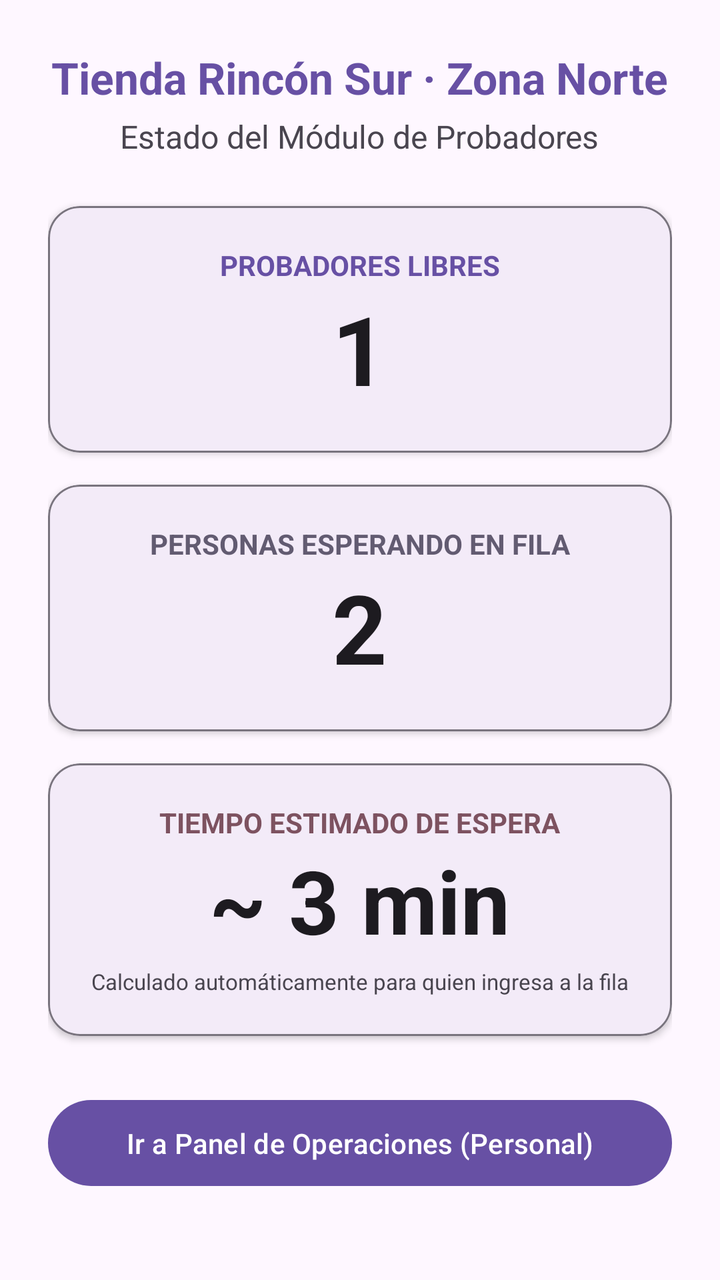
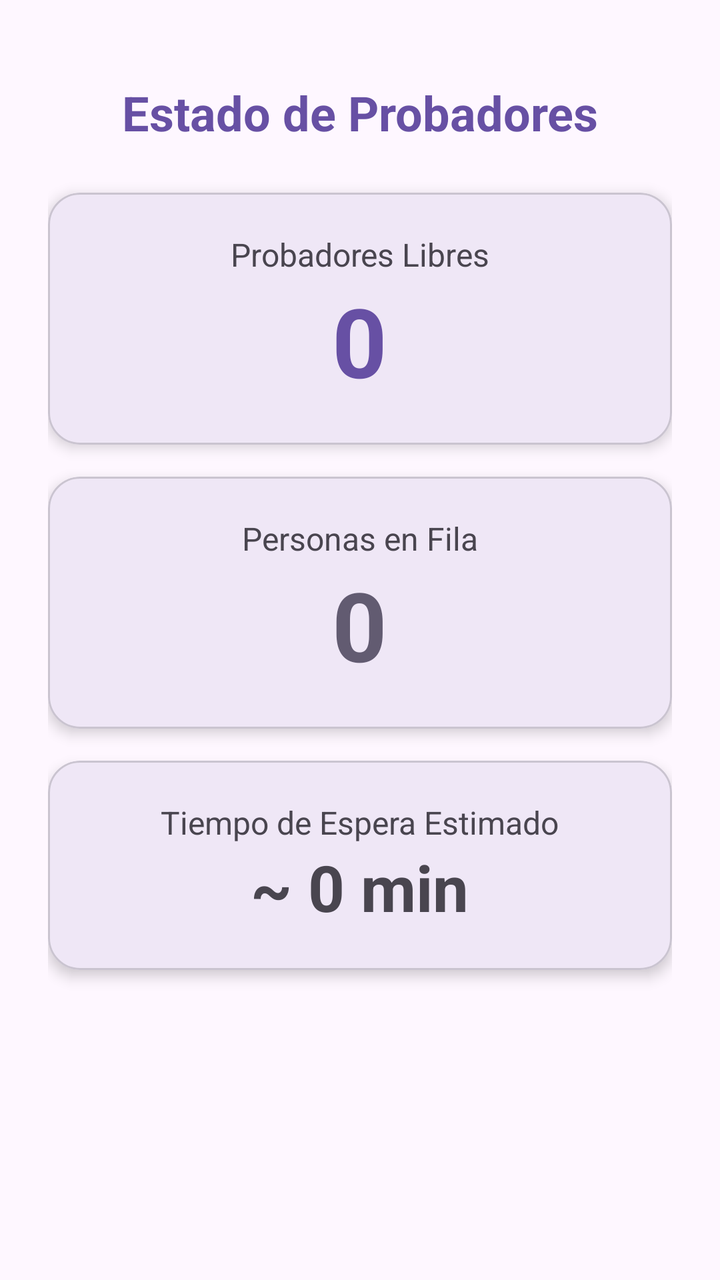

An Android layout rendered at two revisions. The XML below is the earlier revision; the diff shows what the commit changed to produce the second picture.
<!-- AndroidManifest.xml: application theme Theme.RinconSurProbadores -->
<!-- res/layout/fragment_first.xml -->
<?xml version="1.0" encoding="utf-8"?>
<LinearLayout xmlns:android="http://schemas.android.com/apk/res/android"
    xmlns:app="http://schemas.android.com/apk/res-auto"
    android:layout_width="match_parent"
    android:layout_height="match_parent"
    android:orientation="vertical"
    android:padding="24dp"
    android:gravity="center_horizontal"
    android:background="?attr/colorSurface">

    
    <TextView
        android:layout_width="wrap_content"
        android:layout_height="wrap_content"
        android:text="Tienda Rincón Sur · Zona Norte"
        android:textSize="22sp"
        android:textStyle="bold"
        android:textColor="?attr/colorPrimary" />

    <TextView
        android:layout_width="wrap_content"
        android:layout_height="wrap_content"
        android:layout_marginTop="4dp"
        android:text="Estado del Módulo de Probadores"
        android:textSize="16sp"
        android:textColor="?attr/colorOnSurfaceVariant" />

    
    <com.google.android.material.card.MaterialCardView
        android:layout_width="match_parent"
        android:layout_height="wrap_content"
        android:layout_marginTop="24dp"
        app:cardCornerRadius="16dp"
        app:cardElevation="2dp"
        app:strokeWidth="1dp"
        app:strokeColor="?attr/colorOutline">

        <LinearLayout
            android:layout_width="match_parent"
            android:layout_height="wrap_content"
            android:orientation="vertical"
            android:padding="20dp"
            android:gravity="center">

            <TextView
                android:layout_width="wrap_content"
                android:layout_height="wrap_content"
                android:text="PROBADORES LIBRES"
                android:textSize="14sp"
                android:textStyle="bold"
                android:textColor="?attr/colorPrimary" />

            <TextView
                android:id="@+id/tvProbadoresLibres"
                android:layout_width="wrap_content"
                android:layout_height="wrap_content"
                android:text="1"
                android:textSize="48sp"
                android:textStyle="bold"
                android:textColor="?attr/colorOnSurface" />
        </LinearLayout>
    </com.google.android.material.card.MaterialCardView>

    
    <com.google.android.material.card.MaterialCardView
        android:layout_width="match_parent"
        android:layout_height="wrap_content"
        android:layout_marginTop="16dp"
        app:cardCornerRadius="16dp"
        app:cardElevation="2dp"
        app:strokeWidth="1dp"
        app:strokeColor="?attr/colorOutline">

        <LinearLayout
            android:layout_width="match_parent"
            android:layout_height="wrap_content"
            android:orientation="vertical"
            android:padding="20dp"
            android:gravity="center">

            <TextView
                android:layout_width="wrap_content"
                android:layout_height="wrap_content"
                android:text="PERSONAS ESPERANDO EN FILA"
                android:textSize="14sp"
                android:textStyle="bold"
                android:textColor="?attr/colorSecondary" />

            <TextView
                android:id="@+id/tvPersonasFila"
                android:layout_width="wrap_content"
                android:layout_height="wrap_content"
                android:text="2"
                android:textSize="48sp"
                android:textStyle="bold"
                android:textColor="?attr/colorOnSurface" />
        </LinearLayout>
    </com.google.android.material.card.MaterialCardView>

    
    <com.google.android.material.card.MaterialCardView
        android:layout_width="match_parent"
        android:layout_height="wrap_content"
        android:layout_marginTop="16dp"
        app:cardCornerRadius="16dp"
        app:cardElevation="2dp"
        app:strokeWidth="1dp"
        app:strokeColor="?attr/colorOutline">

        <LinearLayout
            android:layout_width="match_parent"
            android:layout_height="wrap_content"
            android:orientation="vertical"
            android:padding="20dp"
            android:gravity="center">

            <TextView
                android:layout_width="wrap_content"
                android:layout_height="wrap_content"
                android:text="TIEMPO ESTIMADO DE ESPERA"
                android:textSize="14sp"
                android:textStyle="bold"
                android:textColor="?attr/colorTertiary" />

            <TextView
                android:id="@+id/tvTiempoEspera"
                android:layout_width="wrap_content"
                android:layout_height="wrap_content"
                android:text="~ 3 min"
                android:textSize="44sp"
                android:textStyle="bold"
                android:textColor="?attr/colorOnSurface" />

            <TextView
                android:layout_width="wrap_content"
                android:layout_height="wrap_content"
                android:layout_marginTop="4dp"
                android:text="Calculado automáticamente para quien ingresa a la fila"
                android:textSize="11sp"
                android:textColor="?attr/colorOnSurfaceVariant" />
        </LinearLayout>
    </com.google.android.material.card.MaterialCardView>

    
    <Button
        android:id="@+id/buttonFirst"
        android:layout_width="match_parent"
        android:layout_height="wrap_content"
        android:layout_marginTop="28dp"
        android:text="Ir a Panel de Operaciones (Personal)"
        android:padding="12dp" />

</LinearLayout>
<!-- resources referenced by this layout -->
<resources>
  <style name="Theme.RinconSurProbadores" parent="Base.Theme.RinconSurProbadores" />
  <style name="Base.Theme.RinconSurProbadores" parent="Theme.Material3.DayNight.NoActionBar">
          
          
      </style>
</resources>

<!-- the commit's change to res/layout/fragment_first.xml (unified diff, before → after) -->
@@ -1,39 +1,37 @@
 <?xml version="1.0" encoding="utf-8"?>
-<LinearLayout xmlns:android="http://schemas.android.com/apk/res/android"
+<androidx.constraintlayout.widget.ConstraintLayout xmlns:android="http://schemas.android.com/apk/res/android"
     xmlns:app="http://schemas.android.com/apk/res-auto"
+    xmlns:tools="http://schemas.android.com/tools"
     android:layout_width="match_parent"
     android:layout_height="match_parent"
-    android:orientation="vertical"
     android:padding="24dp"
-    android:gravity="center_horizontal"
-    android:background="?attr/colorSurface">
+    tools:context=".ui.cliente.FirstFragment">
 
     
     <TextView
+        android:id="@+id/tvTituloCliente"
         android:layout_width="wrap_content"
         android:layout_height="wrap_content"
-        android:text="Tienda Rincón Sur · Zona Norte"
-        android:textSize="22sp"
+        android:text="Estado de Probadores"
+        android:textSize="24sp"
         android:textStyle="bold"
-        android:textColor="?attr/colorPrimary" />
-
-    <TextView
-        android:layout_width="wrap_content"
-        android:layout_height="wrap_content"
-        android:layout_marginTop="4dp"
-        android:text="Estado del Módulo de Probadores"
-        android:textSize="16sp"
-        android:textColor="?attr/colorOnSurfaceVariant" />
+        android:textColor="?attr/colorPrimary"
+        app:layout_constraintTop_toTopOf="parent"
+        app:layout_constraintStart_toStartOf="parent"
+        app:layout_constraintEnd_toEndOf="parent"
+        android:layout_marginTop="16dp" />
 
     
     <com.google.android.material.card.MaterialCardView
-        android:layout_width="match_parent"
+        android:id="@+id/cardProbadores"
+        android:layout_width="0dp"
         android:layout_height="wrap_content"
         android:layout_marginTop="24dp"
         app:cardCornerRadius="16dp"
-        app:cardElevation="2dp"
-        app:strokeWidth="1dp"
-        app:strokeColor="?attr/colorOutline">
+        app:cardElevation="4dp"
+        app:layout_constraintTop_toBottomOf="@id/tvTituloCliente"
+        app:layout_constraintStart_toStartOf="parent"
+        app:layout_constraintEnd_toEndOf="parent">
 
         <LinearLayout
             android:layout_width="match_parent"
@@ -45,31 +43,32 @@
             <TextView
                 android:layout_width="wrap_content"
                 android:layout_height="wrap_content"
-                android:text="PROBADORES LIBRES"
-                android:textSize="14sp"
-                android:textStyle="bold"
-                android:textColor="?attr/colorPrimary" />
+                android:text="Probadores Libres"
+                android:textSize="16sp"
+                android:textColor="?attr/colorOnSurfaceVariant" />
 
             <TextView
                 android:id="@+id/tvProbadoresLibres"
                 android:layout_width="wrap_content"
                 android:layout_height="wrap_content"
-                android:text="1"
+                android:text="0"
                 android:textSize="48sp"
                 android:textStyle="bold"
-                android:textColor="?attr/colorOnSurface" />
+                android:textColor="?attr/colorPrimary" />
         </LinearLayout>
     </com.google.android.material.card.MaterialCardView>
 
     
     <com.google.android.material.card.MaterialCardView
-        android:layout_width="match_parent"
+        android:id="@+id/cardFila"
+        android:layout_width="0dp"
         android:layout_height="wrap_content"
         android:layout_marginTop="16dp"
         app:cardCornerRadius="16dp"
-        app:cardElevation="2dp"
-        app:strokeWidth="1dp"
-        app:strokeColor="?attr/colorOutline">
+        app:cardElevation="4dp"
+        app:layout_constraintTop_toBottomOf="@id/cardProbadores"
+        app:layout_constraintStart_toStartOf="parent"
+        app:layout_constraintEnd_toEndOf="parent">
 
         <LinearLayout
             android:layout_width="match_parent"
@@ -81,31 +80,32 @@
             <TextView
                 android:layout_width="wrap_content"
                 android:layout_height="wrap_content"
-                android:text="PERSONAS ESPERANDO EN FILA"
-                android:textSize="14sp"
-                android:textStyle="bold"
-                android:textColor="?attr/colorSecondary" />
+                android:text="Personas en Fila"
+                android:textSize="16sp"
+                android:textColor="?attr/colorOnSurfaceVariant" />
 
             <TextView
                 android:id="@+id/tvPersonasFila"
                 android:layout_width="wrap_content"
                 android:layout_height="wrap_content"
-                android:text="2"
+                android:text="0"
                 android:textSize="48sp"
                 android:textStyle="bold"
-                android:textColor="?attr/colorOnSurface" />
+                android:textColor="?attr/colorSecondary" />
         </LinearLayout>
     </com.google.android.material.card.MaterialCardView>
 
     
     <com.google.android.material.card.MaterialCardView
-        android:layout_width="match_parent"
+        android:id="@+id/cardTiempo"
+        android:layout_width="0dp"
         android:layout_height="wrap_content"
         android:layout_marginTop="16dp"
         app:cardCornerRadius="16dp"
-        app:cardElevation="2dp"
-        app:strokeWidth="1dp"
-        app:strokeColor="?attr/colorOutline">
+        app:cardElevation="4dp"
+        app:layout_constraintTop_toBottomOf="@id/cardFila"
+        app:layout_constraintStart_toStartOf="parent"
+        app:layout_constraintEnd_toEndOf="parent">
 
         <LinearLayout
             android:layout_width="match_parent"
@@ -117,37 +117,29 @@
             <TextView
                 android:layout_width="wrap_content"
                 android:layout_height="wrap_content"
-                android:text="TIEMPO ESTIMADO DE ESPERA"
-                android:textSize="14sp"
-                android:textStyle="bold"
-                android:textColor="?attr/colorTertiary" />
+                android:text="Tiempo de Espera Estimado"
+                android:textSize="16sp"
+                android:textColor="?attr/colorOnSurfaceVariant" />
 
             <TextView
                 android:id="@+id/tvTiempoEspera"
                 android:layout_width="wrap_content"
                 android:layout_height="wrap_content"
-                android:text="~ 3 min"
-                android:textSize="44sp"
-                android:textStyle="bold"
-                android:textColor="?attr/colorOnSurface" />
-
-            <TextView
-                android:layout_width="wrap_content"
-                android:layout_height="wrap_content"
-                android:layout_marginTop="4dp"
-                android:text="Calculado automáticamente para quien ingresa a la fila"
-                android:textSize="11sp"
-                android:textColor="?attr/colorOnSurfaceVariant" />
+                android:text="~ 0 min"
+                android:textSize="32sp"
+                android:textStyle="bold" />
         </LinearLayout>
     </com.google.android.material.card.MaterialCardView>
 
     
     <Button
-        android:id="@+id/buttonFirst"
-        android:layout_width="match_parent"
+        android:id="@+id/button_first"
+        android:layout_width="wrap_content"
         android:layout_height="wrap_content"
-        android:layout_marginTop="28dp"
-        android:text="Ir a Panel de Operaciones (Personal)"
-        android:padding="12dp" />
+        android:text="Siguiente"
+        android:visibility="gone"
+        app:layout_constraintBottom_toBottomOf="parent"
+        app:layout_constraintEnd_toEndOf="parent"
+        app:layout_constraintStart_toStartOf="parent" />
 
-</LinearLayout>
+</androidx.constraintlayout.widget.ConstraintLayout>
